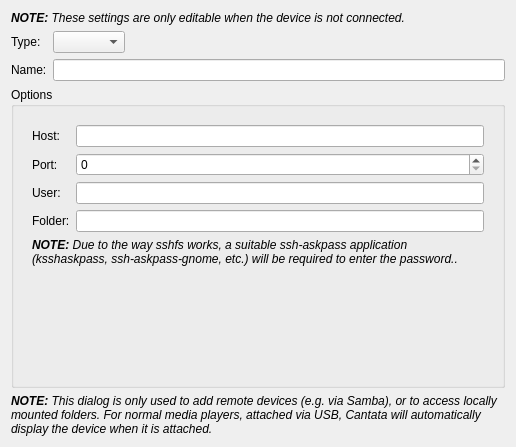
Before: the Qt Designer form devices/remotedevicepropertieswidget.ui in polpo/cantata-mac, drawn with Qt 5.
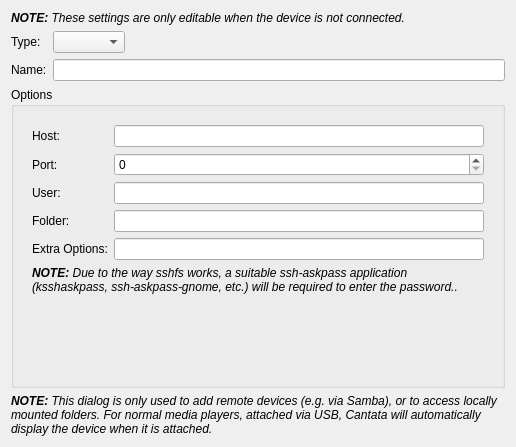
After: the same form once the commit is applied. The open tabs and pages were chosen to show the change. Custom widgets are drawn as their Qt base class.

Commit message: Add ability to specify extra options for sshfs.

Diff of the .ui file:
```diff
--- a/devices/remotedevicepropertieswidget.ui
+++ b/devices/remotedevicepropertieswidget.ui
@@ -334,6 +334,19 @@
             <item row="3" column="1">
              <widget class="LineEdit" name="sshFolder"/>
             </item>
+            <item row="4" column="0">
+             <widget class="BuddyLabel" name="sshExtraLabel">
+              <property name="text">
+               <string>Extra Options:</string>
+              </property>
+              <property name="buddy">
+               <cstring>sshExtra</cstring>
+              </property>
+             </widget>
+            </item>
+            <item row="4" column="1">
+             <widget class="LineEdit" name="sshExtra"/>
+            </item>
            </layout>
           </item>
           <item>
```
The commit also changes 4 other files.
